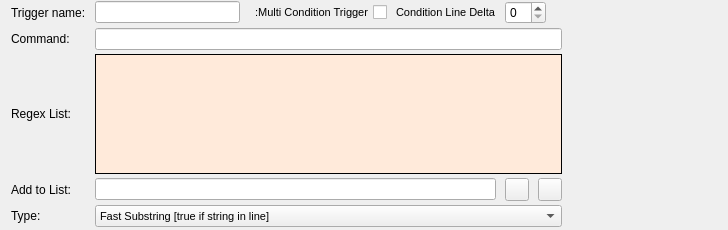
This is mudlet/prealpha1/mudlet/src/ui/triggers_main_area.ui in Mudlet/Mudlet as Qt 5 draws it before an edit. The edited form follows.
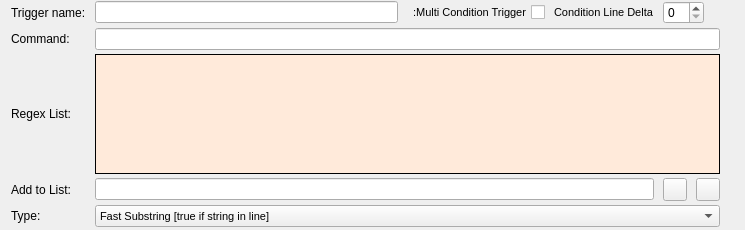
This is the edited form. Icons and pictures are not drawn.

Commit message: Feature: enable full expansion of all possible matches in perl regex triggers

Patch:
```diff
--- a/mudlet/prealpha1/mudlet/src/ui/triggers_main_area.ui
+++ b/mudlet/prealpha1/mudlet/src/ui/triggers_main_area.ui
@@ -5,7 +5,7 @@
    <rect>
     <x>0</x>
     <y>0</y>
-    <width>728</width>
+    <width>745</width>
     <height>230</height>
    </rect>
   </property>
@@ -238,11 +238,17 @@
    <item row="2" column="6" >
     <widget class="QWidget" native="1" name="widget" >
      <property name="sizePolicy" >
-      <sizepolicy vsizetype="Fixed" hsizetype="Expanding" >
+      <sizepolicy vsizetype="Fixed" hsizetype="Fixed" >
        <horstretch>0</horstretch>
        <verstretch>0</verstretch>
       </sizepolicy>
      </property>
+     <property name="minimumSize" >
+      <size>
+       <width>5</width>
+       <height>5</height>
+      </size>
+     </property>
     </widget>
    </item>
    <item row="3" column="0" >
@@ -301,9 +307,12 @@
      <property name="orientation" >
       <enum>Qt::Horizontal</enum>
      </property>
+     <property name="sizeType" >
+      <enum>QSizePolicy::Fixed</enum>
+     </property>
      <property name="sizeHint" stdset="0" >
       <size>
-       <width>146</width>
+       <width>5</width>
        <height>20</height>
       </size>
      </property>
@@ -407,9 +416,12 @@
      <property name="orientation" >
       <enum>Qt::Horizontal</enum>
      </property>
+     <property name="sizeType" >
+      <enum>QSizePolicy::Fixed</enum>
+     </property>
      <property name="sizeHint" stdset="0" >
       <size>
-       <width>146</width>
+       <width>5</width>
        <height>20</height>
       </size>
      </property>
```
The commit also changes 5 other files.
